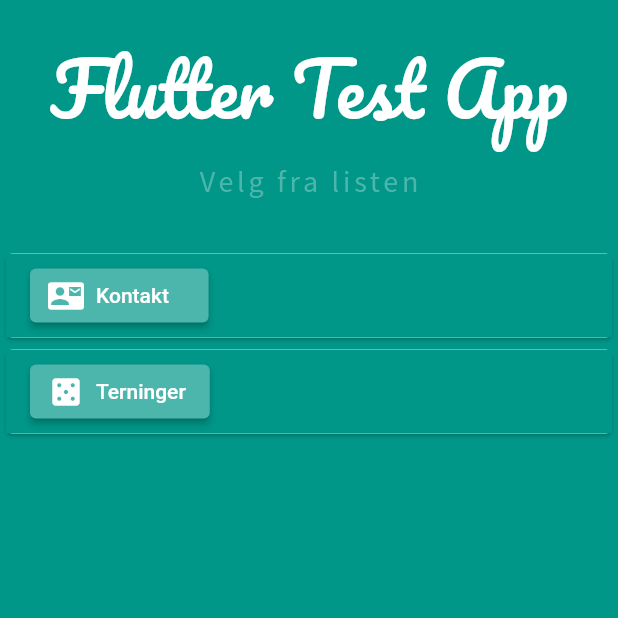
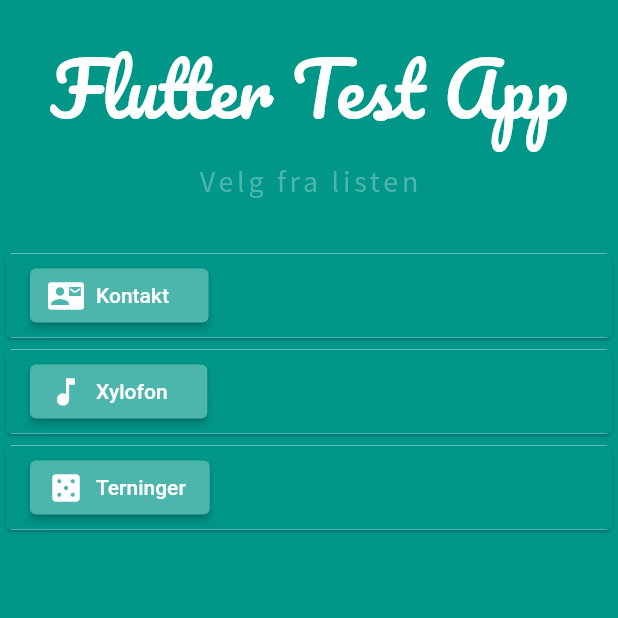
Before and after one commit to rbyre/playground, a Flutter app: the screen it shows after launch, on a phone screen of 412 x 824 dp, the top half of it. Run offline on Flutter 3.47's test engine with Material 2 defaults, Android fonts, the light colour scheme and no system bars; our stand-ins replace audioplayers.

Commit message:
Added xylphone app

```diff
--- a/lib/home.dart
+++ b/lib/home.dart
@@ -1,6 +1,7 @@
 import 'package:flutter/material.dart';
 import 'package:playground/Contact.dart';
 import 'package:playground/dice.dart';
+import 'package:playground/xylophone.dart';
 
 class Home extends StatelessWidget {
   const Home({Key? key}) : super(key: key);
@@ -72,6 +73,28 @@ class Home extends StatelessWidget {
                             ),
                             onPressed: () {
                               Navigator.push(
+                                  context, MaterialPageRoute(builder: (context) => Xylophone()));
+                            },
+                            icon: Icon(
+                              Icons.music_note,
+                              color: Colors.white,
+                            ),
+                            label: Text(
+                              'Xylofon   ',
+                              style: TextStyle(color: Colors.white),
+                            )),
+                      ),
+                    ),
+                    Card(
+                      color: Colors.white,
+                      child: ListTile(
+                        tileColor: Colors.teal,
+                        leading: ElevatedButton.icon(
+                            style: ElevatedButton.styleFrom(
+                              primary: Colors.teal[300],
+                            ),
+                            onPressed: () {
+                              Navigator.push(
                                   context, MaterialPageRoute(builder: (context) => Dice()));
                             },
                             icon: Icon(
```
Also changed, not shown: lib/xylophone.dart (added, +61 -0 lines), pubspec.yaml (+9 -0 lines), pubspec.lock, 8 other files.
